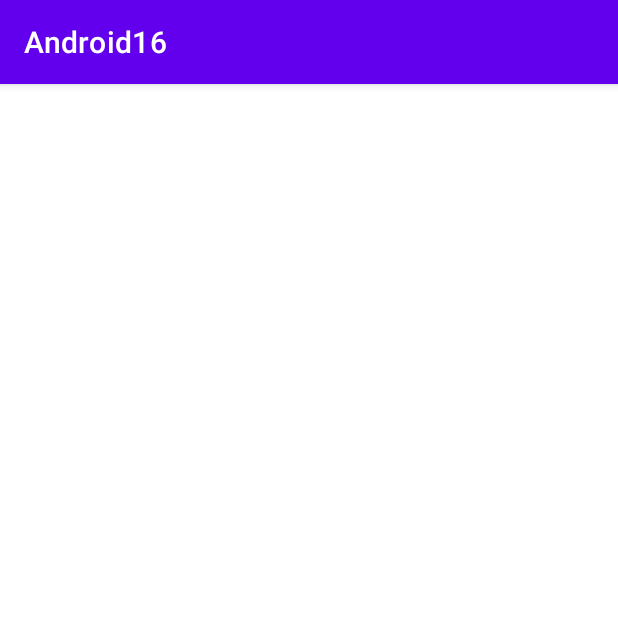
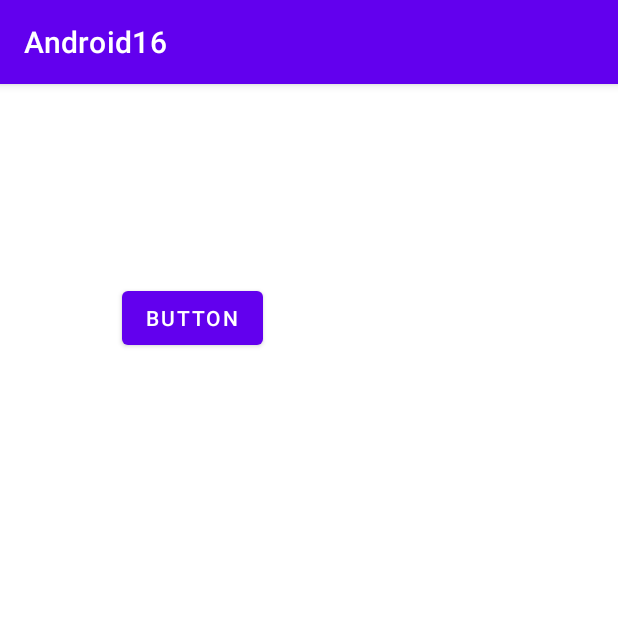
Before and after one commit to whitecastle20/Android16, an Android app: the screen it shows after launch (MainActivity), on a phone screen of 412 x 824 dp, the top half of it. Run offline under Robolectric (Android 15) with nearby library versions, the phone set to English and light mode, and no system bars.

Commit message:
test commit

```diff
--- a/app/src/main/res/layout/activity_main.xml
+++ b/app/src/main/res/layout/activity_main.xml
@@ -4,4 +4,15 @@
     xmlns:tools="http://schemas.android.com/tools"
     android:layout_width="match_parent"
     android:layout_height="match_parent"
-    tools:context=".MainActivity"/>
+    tools:context=".MainActivity">
+
+    <Button
+        android:id="@+id/button"
+        android:layout_width="wrap_content"
+        android:layout_height="wrap_content"
+        android:layout_marginStart="81dp"
+        android:layout_marginTop="132dp"
+        android:text="Button"
+        app:layout_constraintStart_toStartOf="parent"
+        app:layout_constraintTop_toTopOf="parent" />
+</androidx.constraintlayout.widget.ConstraintLayout>
```
